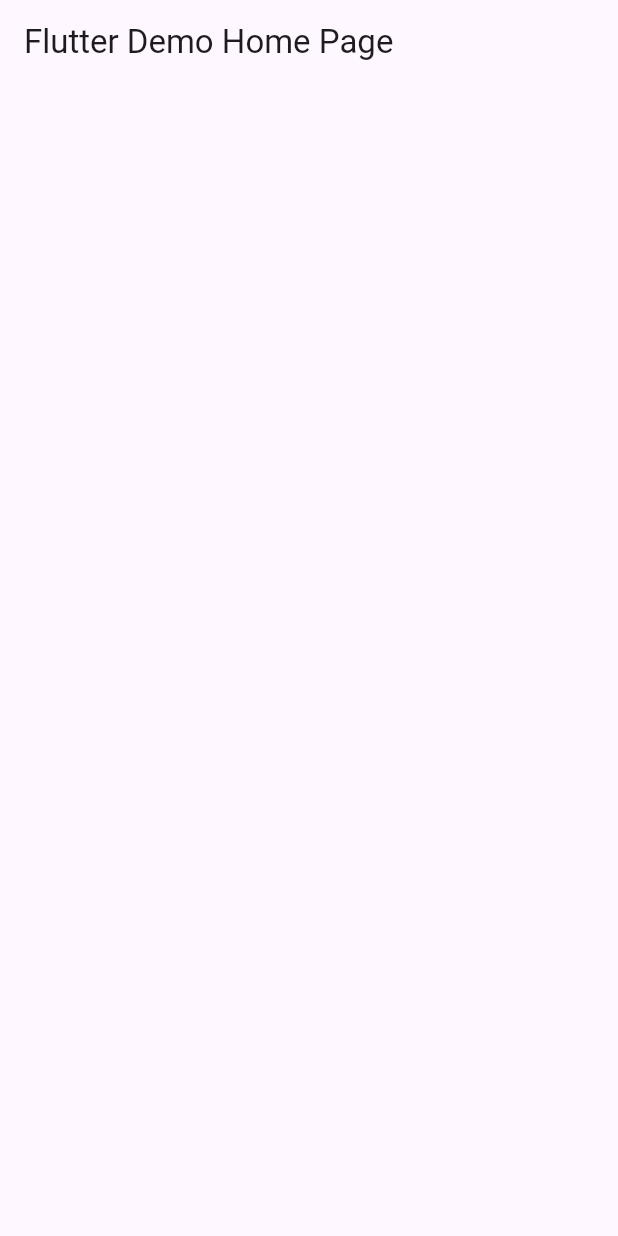
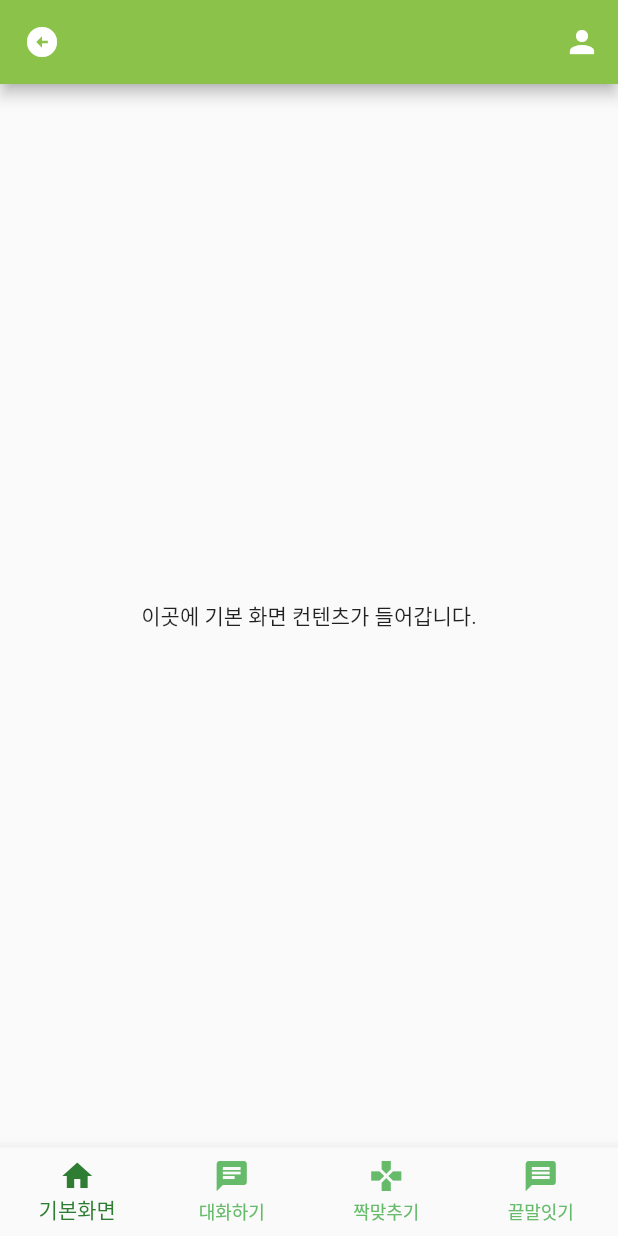
Before and after one commit to ssook1222/memory_tree, a Flutter app: the screen it shows after launch, on a phone screen of 412 x 824 dp. Run offline on Flutter 3.47's test engine with Material 2 defaults, Android fonts, the phone set to English and light mode, and no system bars.

Commit message:
UPDATE : 하단 네비게이션 바와 상단 바 구현

```diff
--- a/memory_forest_frontend/lib/main.dart
+++ b/memory_forest_frontend/lib/main.dart
@@ -1,114 +1,56 @@
 import 'package:flutter/material.dart';
+import 'package:memory_tree_frontend/screens/home_screen.dart';
+import 'package:memory_tree_frontend/screens/chat_screen.dart';
+import 'package:memory_tree_frontend/screens/matchmaking_screen.dart';
+import 'package:memory_tree_frontend/screens/word_game_screen.dart';
+import 'package:memory_tree_frontend/widgets/bottom_navigation_bar.dart';
 
 void main() {
-  runApp(const MyApp());
+  runApp(MyApp());
 }
 
 class MyApp extends StatelessWidget {
-  const MyApp({Key? key});
-
   @override
   Widget build(BuildContext context) {
     return MaterialApp(
-      title: 'Flutter Demo',
+      title: 'Your App Title',
       theme: ThemeData(
-        colorScheme: ColorScheme.fromSeed(seedColor: Colors.deepPurple),
-        useMaterial3: true,
+        primarySwatch: Colors.lightGreen,
       ),
-      home: Scaffold(
-        appBar: AppBar(
-          title: Text('Flutter Demo Home Page'),
-        )
-      ),
+      home: MyHomePage(),
     );
   }
 }
 
-
 class MyHomePage extends StatefulWidget {
-  const MyHomePage({super.key, required this.title});
-
-  // This widget is the home page of your application. It is stateful, meaning
-  // that it has a State object (defined below) that contains fields that affect
-  // how it looks.
-
-  // This class is the configuration for the state. It holds the values (in this
-  // case the title) provided by the parent (in this case the App widget) and
-  // used by the build method of the State. Fields in a Widget subclass are
-  // always marked "final".
-
-  final String title;
-
   @override
-  State<MyHomePage> createState() => _MyHomePageState();
+  _MyHomePageState createState() => _MyHomePageState();
 }
 
 class _MyHomePageState extends State<MyHomePage> {
-  int _counter = 0;
+  int _currentIndex = 0;
 
-  void _incrementCounter() {
+  final List<Widget> _pages = [
+    HomeScreen(),
+    ChatScreen(),
+    MatchmakingScreen(),
+    WordGameScreen(),
+  ];
+
+  void _onTabTapped(int index) {
     setState(() {
-      // This call to setState tells the Flutter framework that something has
-      // changed in this State, which causes it to rerun the build method below
-      // so that the display can reflect the updated values. If we changed
-      // _counter without calling setState(), then the build method would not be
-      // called again, and so nothing would appear to happen.
-      _counter++;
+      _currentIndex = index;
     });
   }
 
   @override
   Widget build(BuildContext context) {
-    // This method is rerun every time setState is called, for instance as done
-    // by the _incrementCounter method above.
-    //
-    // The Flutter framework has been optimized to make rerunning build methods
-    // fast, so that you can just rebuild anything that needs updating rather
-    // than having to individually change instances of widgets.
     return Scaffold(
-      appBar: AppBar(
-        // TRY THIS: Try changing the color here to a specific color (to
-        // Colors.amber, perhaps?) and trigger a hot reload to see the AppBar
-        // change color while the other colors stay the same.
-        backgroundColor: Theme.of(context).colorScheme.inversePrimary,
-        // Here we take the value from the MyHomePage object that was created by
-        // the App.build method, and use it to set our appbar title.
-        title: Text(widget.title),
+      body: _pages[_currentIndex],
+      bottomNavigationBar: BottomNavigationBarWidget(
+        currentIndex: _currentIndex,
+        onTap: _onTabTapped,
       ),
-      body: Center(
-        // Center is a layout widget. It takes a single child and positions it
-        // in the middle of the parent.
-        child: Column(
-          // Column is also a layout widget. It takes a list of children and
-          // arranges them vertically. By default, it sizes itself to fit its
-          // children horizontally, and tries to be as tall as its parent.
-          //
-          // Column has various properties to control how it sizes itself and
-          // how it positions its children. Here we use mainAxisAlignment to
-          // center the children vertically; the main axis here is the vertical
-          // axis because Columns are vertical (the cross axis would be
-          // horizontal).
-          //
-          // TRY THIS: Invoke "debug painting" (choose the "Toggle Debug Paint"
-          // action in the IDE, or press "p" in the console), to see the
-          // wireframe for each widget.
-          mainAxisAlignment: MainAxisAlignment.center,
-          children: <Widget>[
-            const Text(
-              'You have pushed the button this many times:',
-            ),
-            Text(
-              '$_counter',
-              style: Theme.of(context).textTheme.headlineMedium,
-            ),
-          ],
-        ),
-      ),
-      floatingActionButton: FloatingActionButton(
-        onPressed: _incrementCounter,
-        tooltip: 'Increment',
-        child: const Icon(Icons.add),
-      ), // This trailing comma makes auto-formatting nicer for build methods.
     );
   }
 }
--- /dev/null
+++ b/memory_forest_frontend/lib/screens/home_screen.dart
@@ -0,0 +1,24 @@
+import 'package:flutter/material.dart';
+import 'package:memory_tree_frontend/widgets/app_bar_widget.dart';
+
+class HomeScreen extends StatelessWidget {
+  @override
+  Widget build(BuildContext context) {
+    return Scaffold(
+      appBar: MyAppBar(
+        title: '',
+        onProfilePressed: () {
+          // 프로필 화면으로 이동하는 동작을 여기에 추가
+          // Navigator.push(context, MaterialPageRoute(...));
+        },
+        onBackPressed: () {
+          // 뒤로 가는 동작을 여기에 추가
+          Navigator.pop(context);
+        },
+      ),
+      body: Center(
+        child: Text('이곳에 기본 화면 컨텐츠가 들어갑니다.'),
+      ),
+    );
+  }
+}
--- /dev/null
+++ b/memory_forest_frontend/lib/widgets/app_bar_widget.dart
@@ -0,0 +1,39 @@
+import 'package:flutter/material.dart';
+
+class MyAppBar extends StatelessWidget implements PreferredSizeWidget {
+  final String title;
+  final VoidCallback onProfilePressed;
+  final VoidCallback onBackPressed;
+
+  MyAppBar({
+    required this.title,
+    required this.onProfilePressed,
+    required this.onBackPressed,
+  });
+
+  @override
+  Size get preferredSize => Size.fromHeight(kToolbarHeight);
+
+  @override
+  Widget build(BuildContext context) {
+    return AppBar(
+      title: Text(title),
+      actions: [
+        IconButton(
+          icon: Icon(
+            Icons.person,
+            color: Colors.white,
+          ),
+          onPressed: onProfilePressed,
+        ),
+      ],
+      leading: IconButton(
+        icon: Icon(
+          Icons.arrow_circle_left,
+          color: Colors.white,
+        ),
+        onPressed: onBackPressed,
+      ),
+    );
+  }
+}
--- /dev/null
+++ b/memory_forest_frontend/lib/widgets/bottom_navigation_bar.dart
@@ -0,0 +1,37 @@
+import 'package:flutter/material.dart';
+
+class BottomNavigationBarWidget extends StatelessWidget {
+  final int currentIndex;
+  final void Function(int) onTap;
+
+  BottomNavigationBarWidget({required this.currentIndex, required this.onTap});
+
+  @override
+  Widget build(BuildContext context) {
+    return BottomNavigationBar(
+      currentIndex: currentIndex,
+      onTap: onTap,
+      type: BottomNavigationBarType.fixed,
+      selectedItemColor: Colors.green.shade800, // 선택된 아이템 색상
+      unselectedItemColor: Colors.green.shade400, // 선택되지 않은 아이템 색상
+      items: [
+        BottomNavigationBarItem(
+          icon: Icon(Icons.home),
+          label: '기본화면',
+        ),
+        BottomNavigationBarItem(
+          icon: Icon(Icons.chat),
+          label: '대화하기',
+        ),
+        BottomNavigationBarItem(
+          icon: Icon(Icons.gamepad),
+          label: '짝맞추기',
+        ),
+        BottomNavigationBarItem(
+          icon: Icon(Icons.message),
+          label: '끝말잇기',
+        ),
+      ],
+    );
+  }
+}
```
Also changed, not shown: memory_forest_frontend/lib/screens/chat_screen.dart (added, +24 -0 lines), memory_forest_frontend/lib/screens/matchmaking_screen.dart (added, +24 -0 lines), memory_forest_frontend/lib/screens/word_game_screen.dart (added, +25 -0 lines).
